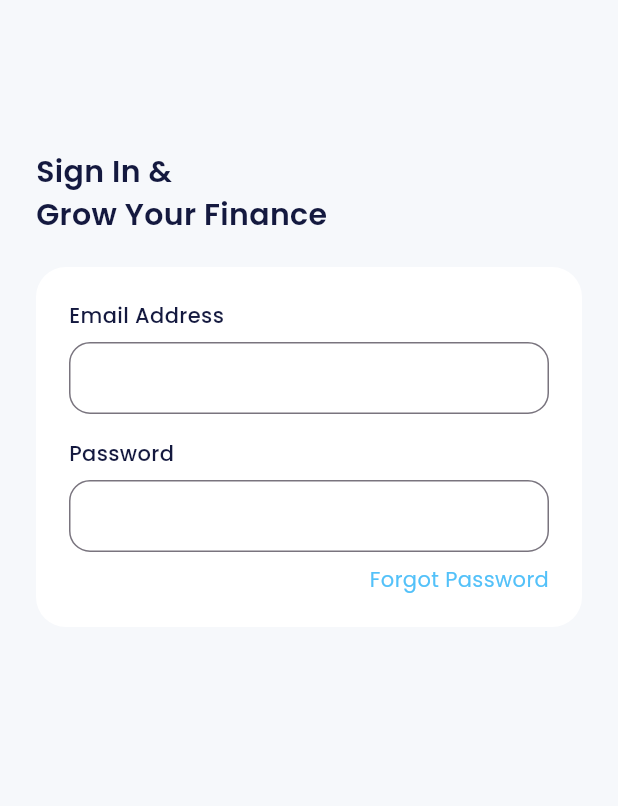
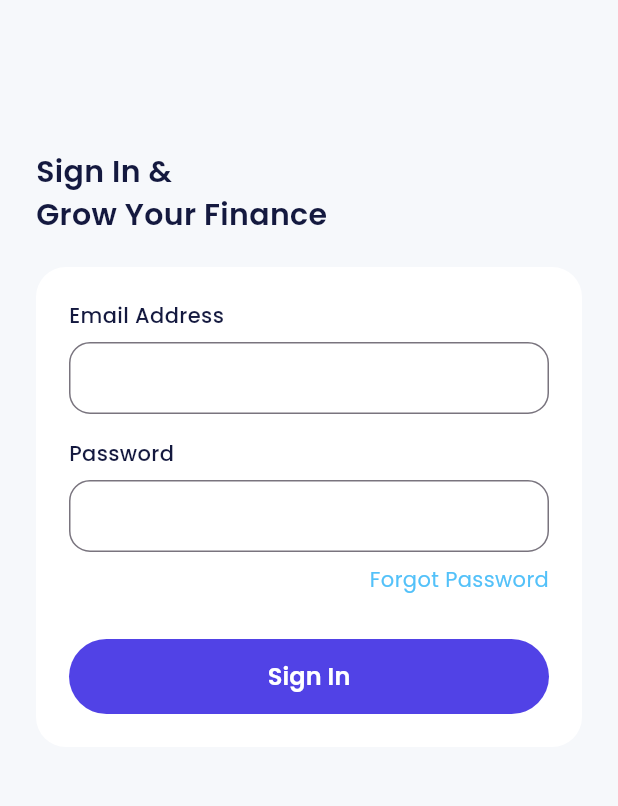
Before and after one commit to feyto81/bank_sha, a Flutter app: the SignInPage screen opened directly, on a phone screen of 412 x 824 dp, the part 225-1031 px from its top. Run offline on Flutter 3.47's test engine with Material 3 defaults, Android fonts, the light colour scheme and no system bars; our stand-ins replace carousel_slider, google_fonts.

Commit message:
feat(Sign in button in sign in page)

```diff
--- a/lib/ui/pages/sign_in_page.dart
+++ b/lib/ui/pages/sign_in_page.dart
@@ -106,7 +106,30 @@ class SignInPage extends StatelessWidget {
                     'Forgot Password',
                     style: blueTextStyle,
                   ),
-                )
+                ),
+                const SizedBox(
+                  height: 30,
+                ),
+                SizedBox(
+                  width: double.infinity,
+                  height: 50,
+                  child: TextButton(
+                    onPressed: () {},
+                    style: TextButton.styleFrom(
+                      backgroundColor: purpleColor,
+                      shape: RoundedRectangleBorder(
+                        borderRadius: BorderRadius.circular(56),
+                      ),
+                    ),
+                    child: Text(
+                      'Sign In',
+                      style: whiteTextStyle.copyWith(
+                        fontSize: 16,
+                        fontWeight: semiBold,
+                      ),
+                    ),
+                  ),
+                ),
               ],
             ),
           ),
```
